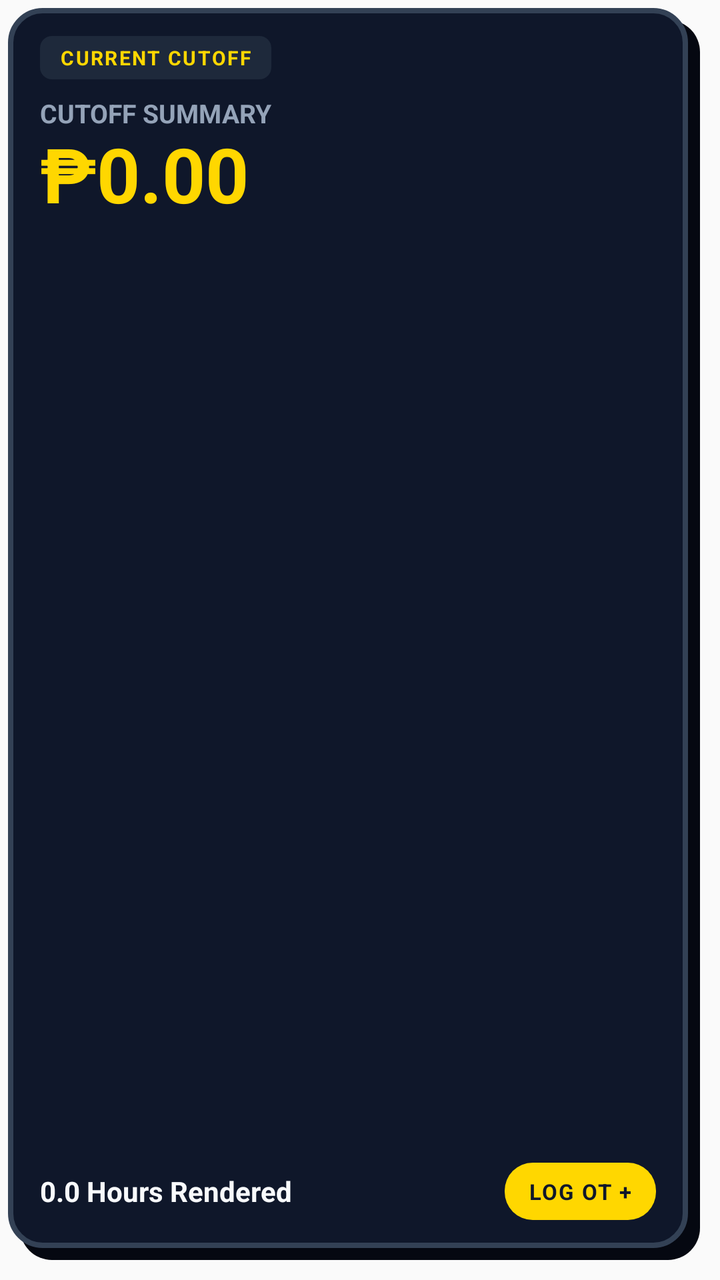
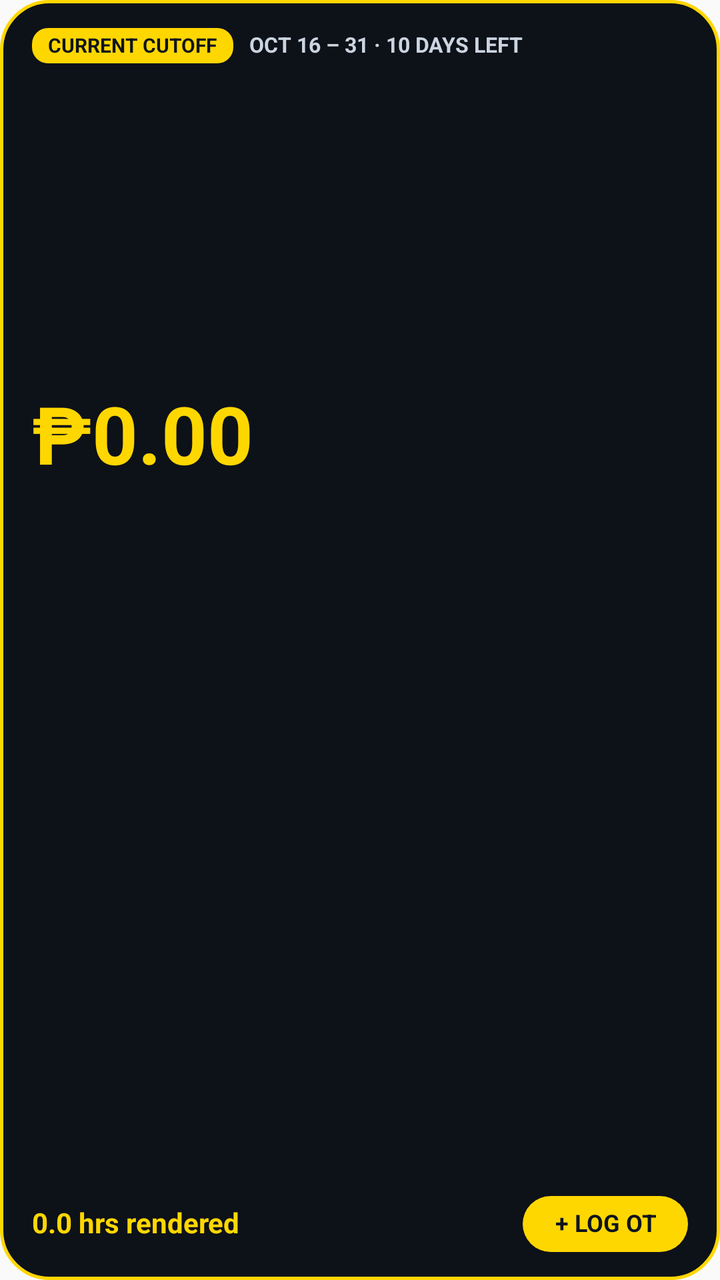

Two renders of the same Android screen: before a commit and after it. Below are the layout's source before the change and the commit's diff.
<!-- AndroidManifest.xml: application theme Theme.OTTracker -->
<!-- res/layout/widget_overtime_cutoff.xml -->
<?xml version="1.0" encoding="utf-8"?>
<FrameLayout xmlns:android="http://schemas.android.com/apk/res/android"
    android:id="@+id/widget_root"
    android:layout_width="match_parent"
    android:layout_height="match_parent"
    android:paddingStart="4dp"
    android:paddingTop="4dp"
    android:paddingEnd="10dp"
    android:paddingBottom="10dp">

    
    <RelativeLayout
        android:layout_width="match_parent"
        android:layout_height="match_parent"
        android:layout_marginStart="6dp"
        android:layout_marginTop="6dp"
        android:background="@drawable/widget_shadow_bg" />

    
    <RelativeLayout
        android:layout_width="match_parent"
        android:layout_height="match_parent"
        android:layout_marginEnd="6dp"
        android:layout_marginBottom="6dp"
        android:background="@drawable/widget_bg"
        android:paddingStart="16dp"
        android:paddingTop="14dp"
        android:paddingEnd="16dp"
        android:paddingBottom="14dp">

        
        <TextView
            android:id="@+id/widget_badge"
            android:layout_width="wrap_content"
            android:layout_height="wrap_content"
            android:layout_alignParentStart="true"
            android:layout_alignParentTop="true"
            android:background="@drawable/widget_badge_bg"
            android:letterSpacing="0.08"
            android:paddingStart="10dp"
            android:paddingTop="4dp"
            android:paddingEnd="10dp"
            android:paddingBottom="4dp"
            android:text="CURRENT CUTOFF"
            android:textColor="@color/widget_badge_text"
            android:textSize="10sp"
            android:textStyle="bold" />

        
        <TextView
            android:id="@+id/widget_cutoff_title"
            android:layout_width="match_parent"
            android:layout_height="wrap_content"
            android:layout_below="@id/widget_badge"
            android:layout_marginTop="8dp"
            android:ellipsize="end"
            android:maxLines="1"
            android:text="CUTOFF SUMMARY"
            android:textColor="@color/widget_text_secondary"
            android:textSize="13sp"
            android:textStyle="bold" />

        
        <TextView
            android:id="@+id/widget_total_pay"
            android:layout_width="match_parent"
            android:layout_height="wrap_content"
            android:layout_below="@id/widget_cutoff_title"
            android:layout_marginTop="1dp"
            android:ellipsize="end"
            android:includeFontPadding="false"
            android:maxLines="1"
            android:text="₱0.00"
            android:textColor="@color/widget_gold"
            android:textSize="38sp"
            android:textStyle="bold" />

        
        <RelativeLayout
            android:id="@+id/widget_bottom_row"
            android:layout_width="match_parent"
            android:layout_height="wrap_content"
            android:layout_alignParentBottom="true">

            <TextView
                android:id="@+id/widget_hours_rendered"
                android:layout_width="wrap_content"
                android:layout_height="wrap_content"
                android:layout_alignParentStart="true"
                android:layout_centerVertical="true"
                android:layout_toStartOf="@id/widget_action_btn"
                android:layout_marginEnd="8dp"
                android:ellipsize="end"
                android:maxLines="1"
                android:text="0.0 Hours Rendered"
                android:textColor="@color/widget_text_primary"
                android:textSize="14sp"
                android:textStyle="bold" />

            <TextView
                android:id="@+id/widget_action_btn"
                android:layout_width="wrap_content"
                android:layout_height="wrap_content"
                android:layout_alignParentEnd="true"
                android:layout_centerVertical="true"
                android:background="@drawable/widget_btn_bg"
                android:letterSpacing="0.06"
                android:paddingStart="12dp"
                android:paddingTop="7dp"
                android:paddingEnd="12dp"
                android:paddingBottom="7dp"
                android:text="LOG OT +"
                android:textColor="#0F172A"
                android:textSize="11sp"
                android:textStyle="bold" />
        </RelativeLayout>

    </RelativeLayout>
</FrameLayout>
<!-- resources referenced by this layout -->
<resources>
  <color name="widget_badge_text">#FFD700</color>
  <color name="widget_gold">#FFD700</color>
  <color name="widget_text_primary">#F8FAFC</color>
  <color name="widget_text_secondary">#94A3B8</color>
  <!-- drawable widget_badge_bg (drawable) -->
  <?xml version="1.0" encoding="utf-8"?>
  <shape xmlns:android="http://schemas.android.com/apk/res/android"
      android:shape="rectangle">
      <solid android:color="@color/widget_badge_bg" />
      <corners android:radius="6dp" />
  </shape>
  <!-- drawable widget_bg (drawable) -->
  <?xml version="1.0" encoding="utf-8"?>
  <shape xmlns:android="http://schemas.android.com/apk/res/android"
      android:shape="rectangle">
      <solid android:color="@color/widget_bg" />
      <stroke
          android:width="2.5dp"
          android:color="@color/widget_border" />
      <corners android:radius="16dp" />
  </shape>
  <!-- drawable widget_btn_bg (drawable) -->
  <?xml version="1.0" encoding="utf-8"?>
  <shape xmlns:android="http://schemas.android.com/apk/res/android"
      android:shape="rectangle">
      <solid android:color="@color/widget_gold_accent" />
      <corners android:radius="14dp" />
  </shape>
  <!-- drawable widget_shadow_bg (drawable) -->
  <?xml version="1.0" encoding="utf-8"?>
  <shape xmlns:android="http://schemas.android.com/apk/res/android"
      android:shape="rectangle">
      <solid android:color="@color/widget_shadow" />
      <corners android:radius="16dp" />
  </shape>
  <style name="Theme.OTTracker" parent="android:Theme.Material.Light.NoActionBar" />
  <color name="widget_badge_bg">#1E293B</color>
  <color name="widget_bg">#0F172A</color>
  <color name="widget_border">#334155</color>
  <color name="widget_gold_accent">#FFD700</color>
  <color name="widget_shadow">#050811</color>
</resources>

<!-- the commit's change to res/layout/widget_overtime_cutoff.xml (unified diff, before → after) -->
@@ -1,119 +1,124 @@
 <?xml version="1.0" encoding="utf-8"?>
-<FrameLayout xmlns:android="http://schemas.android.com/apk/res/android"
+<LinearLayout xmlns:android="http://schemas.android.com/apk/res/android"
     android:id="@+id/widget_root"
     android:layout_width="match_parent"
     android:layout_height="match_parent"
-    android:paddingStart="4dp"
-    android:paddingTop="4dp"
-    android:paddingEnd="10dp"
-    android:paddingBottom="10dp">
+    android:background="@drawable/widget_terminal_gold_border"
+    android:orientation="vertical"
+    android:paddingStart="16dp"
+    android:paddingTop="14dp"
+    android:paddingEnd="16dp"
+    android:paddingBottom="14dp">
 
     
-    <RelativeLayout
+    <LinearLayout
         android:layout_width="match_parent"
-        android:layout_height="match_parent"
-        android:layout_marginStart="6dp"
-        android:layout_marginTop="6dp"
-        android:background="@drawable/widget_shadow_bg" />
+        android:layout_height="wrap_content"
+        android:gravity="center_vertical"
+        android:orientation="horizontal">
 
-    
-    <RelativeLayout
-        android:layout_width="match_parent"
-        android:layout_height="match_parent"
-        android:layout_marginEnd="6dp"
-        android:layout_marginBottom="6dp"
-        android:background="@drawable/widget_bg"
-        android:paddingStart="16dp"
-        android:paddingTop="14dp"
-        android:paddingEnd="16dp"
-        android:paddingBottom="14dp">
-
-        
         <TextView
             android:id="@+id/widget_badge"
             android:layout_width="wrap_content"
             android:layout_height="wrap_content"
-            android:layout_alignParentStart="true"
-            android:layout_alignParentTop="true"
-            android:background="@drawable/widget_badge_bg"
-            android:letterSpacing="0.08"
-            android:paddingStart="10dp"
-            android:paddingTop="4dp"
-            android:paddingEnd="10dp"
-            android:paddingBottom="4dp"
+            android:background="@drawable/widget_gold_pill_badge"
+            android:includeFontPadding="false"
+            android:paddingStart="8dp"
+            android:paddingTop="3dp"
+            android:paddingEnd="8dp"
+            android:paddingBottom="3dp"
             android:text="CURRENT CUTOFF"
-            android:textColor="@color/widget_badge_text"
+            android:textColor="#0F141C"
             android:textSize="10sp"
             android:textStyle="bold" />
 
-        
         <TextView
-            android:id="@+id/widget_cutoff_title"
-            android:layout_width="match_parent"
+            android:id="@+id/widget_cutoff_subtitle"
+            android:layout_width="wrap_content"
             android:layout_height="wrap_content"
-            android:layout_below="@id/widget_badge"
-            android:layout_marginTop="8dp"
-            android:ellipsize="end"
-            android:maxLines="1"
-            android:text="CUTOFF SUMMARY"
-            android:textColor="@color/widget_text_secondary"
-            android:textSize="13sp"
-            android:textStyle="bold" />
-
-        
-        <TextView
-            android:id="@+id/widget_total_pay"
-            android:layout_width="match_parent"
-            android:layout_height="wrap_content"
-            android:layout_below="@id/widget_cutoff_title"
-            android:layout_marginTop="1dp"
+            android:layout_marginStart="8dp"
             android:ellipsize="end"
             android:includeFontPadding="false"
             android:maxLines="1"
-            android:text="₱0.00"
-            android:textColor="@color/widget_gold"
-            android:textSize="38sp"
+            android:text="OCT 16 – 31 · 10 DAYS LEFT"
+            android:textColor="#CBD5E1"
+            android:textSize="10.5sp"
+            android:textStyle="bold" />
+    </LinearLayout>
+
+    <View
+        android:layout_width="match_parent"
+        android:layout_height="0dp"
+        android:layout_weight="1" />
+
+    
+    <TextView
+        android:id="@+id/widget_total_pay"
+        android:layout_width="wrap_content"
+        android:layout_height="wrap_content"
+        android:ellipsize="end"
+        android:includeFontPadding="false"
+        android:maxLines="1"
+        android:text="₱0.00"
+        android:textColor="#FFD700"
+        android:textSize="40sp"
+        android:textStyle="bold" />
+
+    <View
+        android:layout_width="match_parent"
+        android:layout_height="0dp"
+        android:layout_weight="1" />
+
+    
+    <ImageView
+        android:id="@+id/widget_progress_bar_img"
+        android:layout_width="match_parent"
+        android:layout_height="28dp"
+        android:contentDescription="Cutoff Progress"
+        android:scaleType="fitXY" />
+
+    <View
+        android:layout_width="match_parent"
+        android:layout_height="0dp"
+        android:layout_weight="1" />
+
+    
+    <RelativeLayout
+        android:id="@+id/widget_bottom_row"
+        android:layout_width="match_parent"
+        android:layout_height="wrap_content">
+
+        <TextView
+            android:id="@+id/widget_hours_rendered"
+            android:layout_width="wrap_content"
+            android:layout_height="wrap_content"
+            android:layout_alignParentStart="true"
+            android:layout_centerVertical="true"
+            android:ellipsize="end"
+            android:includeFontPadding="false"
+            android:maxLines="1"
+            android:text="0.0 hrs rendered"
+            android:textColor="#FFD700"
+            android:textSize="14sp"
             android:textStyle="bold" />
 
-        
-        <RelativeLayout
-            android:id="@+id/widget_bottom_row"
-            android:layout_width="match_parent"
+        <TextView
+            android:id="@+id/widget_action_btn"
+            android:layout_width="wrap_content"
             android:layout_height="wrap_content"
-            android:layout_alignParentBottom="true">
+            android:layout_alignParentEnd="true"
+            android:layout_centerVertical="true"
+            android:background="@drawable/widget_gold_btn_pill"
+            android:gravity="center"
+            android:includeFontPadding="false"
+            android:paddingStart="16dp"
+            android:paddingTop="7dp"
+            android:paddingEnd="16dp"
+            android:paddingBottom="7dp"
+            android:text="+ LOG OT"
+            android:textColor="#0F141C"
+            android:textSize="12sp"
+            android:textStyle="bold" />
+    </RelativeLayout>
 
-            <TextView
-                android:id="@+id/widget_hours_rendered"
-                android:layout_width="wrap_content"
-                android:layout_height="wrap_content"
-                android:layout_alignParentStart="true"
-                android:layout_centerVertical="true"
-                android:layout_toStartOf="@id/widget_action_btn"
-                android:layout_marginEnd="8dp"
-                android:ellipsize="end"
-                android:maxLines="1"
-                android:text="0.0 Hours Rendered"
-                android:textColor="@color/widget_text_primary"
-                android:textSize="14sp"
-                android:textStyle="bold" />
-
-            <TextView
-                android:id="@+id/widget_action_btn"
-                android:layout_width="wrap_content"
-                android:layout_height="wrap_content"
-                android:layout_alignParentEnd="true"
-                android:layout_centerVertical="true"
-                android:background="@drawable/widget_btn_bg"
-                android:letterSpacing="0.06"
-                android:paddingStart="12dp"
-                android:paddingTop="7dp"
-                android:paddingEnd="12dp"
-                android:paddingBottom="7dp"
-                android:text="LOG OT +"
-                android:textColor="#0F172A"
-                android:textSize="11sp"
-                android:textStyle="bold" />
-        </RelativeLayout>
-
-    </RelativeLayout>
-</FrameLayout>
+</LinearLayout>
<!-- resource entries referenced after the edit -->
@@ -1,45 +1,29 @@
 <!-- resources referenced by this layout -->
 <resources>
-  <color name="widget_badge_text">#FFD700</color>
-  <color name="widget_gold">#FFD700</color>
-  <color name="widget_text_primary">#F8FAFC</color>
-  <color name="widget_text_secondary">#94A3B8</color>
-  <!-- drawable widget_badge_bg (drawable) -->
+  <!-- drawable widget_gold_btn_pill (drawable) -->
   <?xml version="1.0" encoding="utf-8"?>
   <shape xmlns:android="http://schemas.android.com/apk/res/android"
       android:shape="rectangle">
-      <solid android:color="@color/widget_badge_bg" />
-      <corners android:radius="6dp" />
+      <solid android:color="#FFD700" />
+      <corners android:radius="16dp" />
   </shape>
-  <!-- drawable widget_bg (drawable) -->
+  <!-- drawable widget_gold_pill_badge (drawable) -->
   <?xml version="1.0" encoding="utf-8"?>
   <shape xmlns:android="http://schemas.android.com/apk/res/android"
       android:shape="rectangle">
-      <solid android:color="@color/widget_bg" />
-      <stroke
-          android:width="2.5dp"
-          android:color="@color/widget_border" />
-      <corners android:radius="16dp" />
+      <solid android:color="#FFD700" />
+      <corners android:radius="8dp" />
   </shape>
-  <!-- drawable widget_btn_bg (drawable) -->
+  <!-- drawable widget_terminal_gold_border (drawable) -->
   <?xml version="1.0" encoding="utf-8"?>
   <shape xmlns:android="http://schemas.android.com/apk/res/android"
       android:shape="rectangle">
-      <solid android:color="@color/widget_gold_accent" />
-      <corners android:radius="14dp" />
-  </shape>
-  <!-- drawable widget_shadow_bg (drawable) -->
-  <?xml version="1.0" encoding="utf-8"?>
-  <shape xmlns:android="http://schemas.android.com/apk/res/android"
-      android:shape="rectangle">
-      <solid android:color="@color/widget_shadow" />
-      <corners android:radius="16dp" />
+      <solid android:color="#0D1118" />
+      <stroke
+          android:width="1.8dp"
+          android:color="#FFD700" />
+      <corners android:radius="24dp" />
   </shape>
   <style name="Theme.OTTracker" parent="android:Theme.Material.Light.NoActionBar" />
-  <color name="widget_badge_bg">#1E293B</color>
-  <color name="widget_bg">#0F172A</color>
-  <color name="widget_border">#334155</color>
-  <color name="widget_gold_accent">#FFD700</color>
-  <color name="widget_shadow">#050811</color>
 </resources>
 
